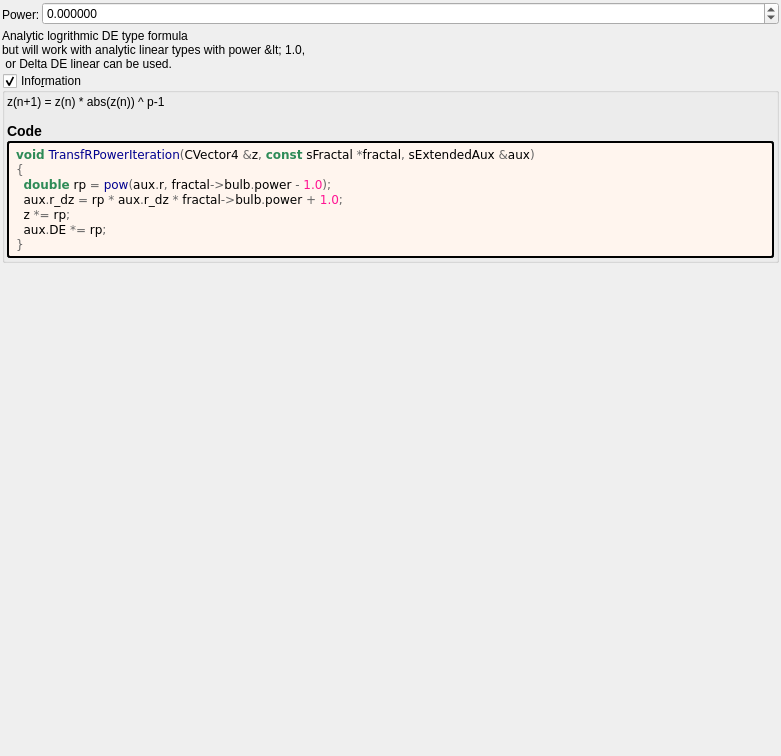
Qt form mandelbulber2/formula/ui/transf_r_power.ui (buddhi1980/mandelbulber2) before a commit.
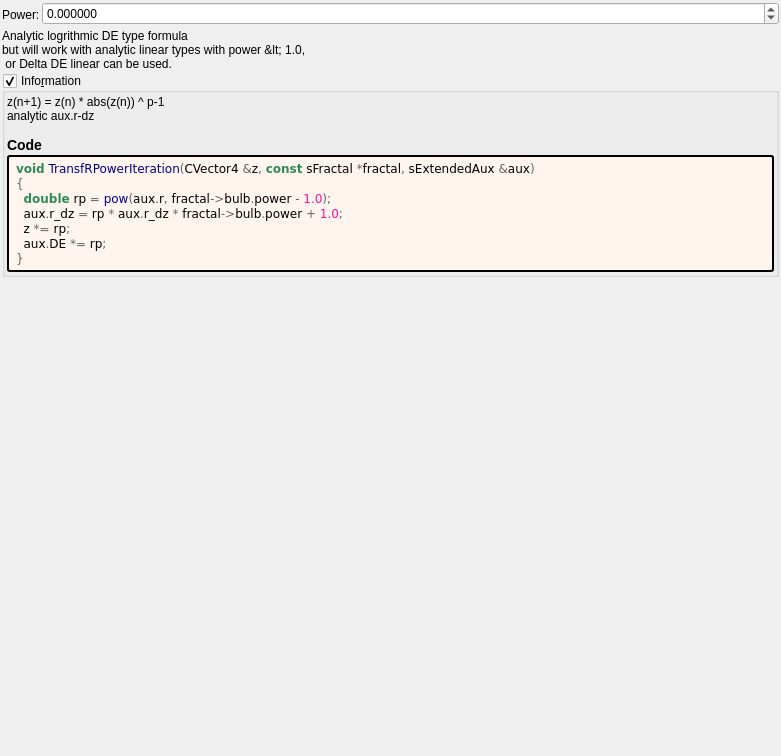
The same form after that commit. Custom widgets are drawn as their Qt base class.

The edit to the form file:
```diff
--- a/mandelbulber2/formula/ui/transf_r_power.ui
+++ b/mandelbulber2/formula/ui/transf_r_power.ui
@@ -110,7 +110,7 @@
       <item>
        <widget class="QLabel" name="label_information_general">
         <property name="text">
-         <string notr="true">&lt;p&gt;z(n+1) = z(n) * abs(z(n)) ^ p-1&lt;/p&gt;&lt;table&gt;
+         <string notr="true">&lt;p&gt;z(n+1) = z(n) * abs(z(n)) ^ p-1&lt;br&gt;analytic aux.r-dz&lt;/p&gt;&lt;table&gt;
 &lt;/table&gt;
 &lt;h3&gt;Code&lt;/h3&gt;</string>
         </property>
```
Left out of the diff: 2 changed lines with no effect on the pictures.
